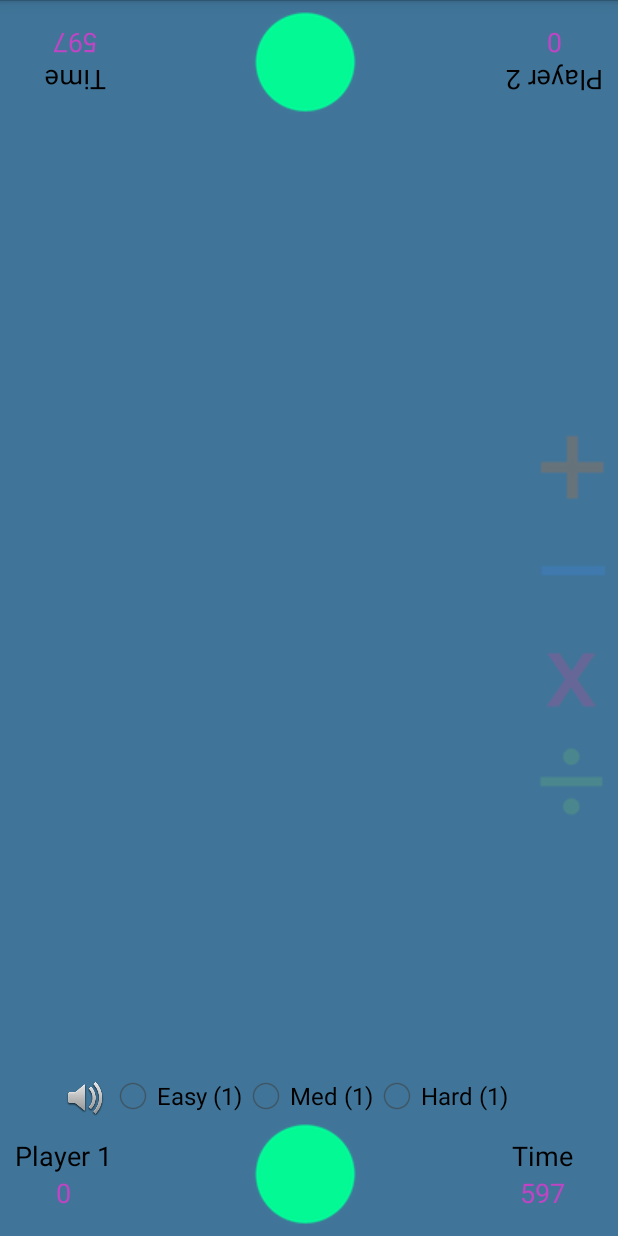
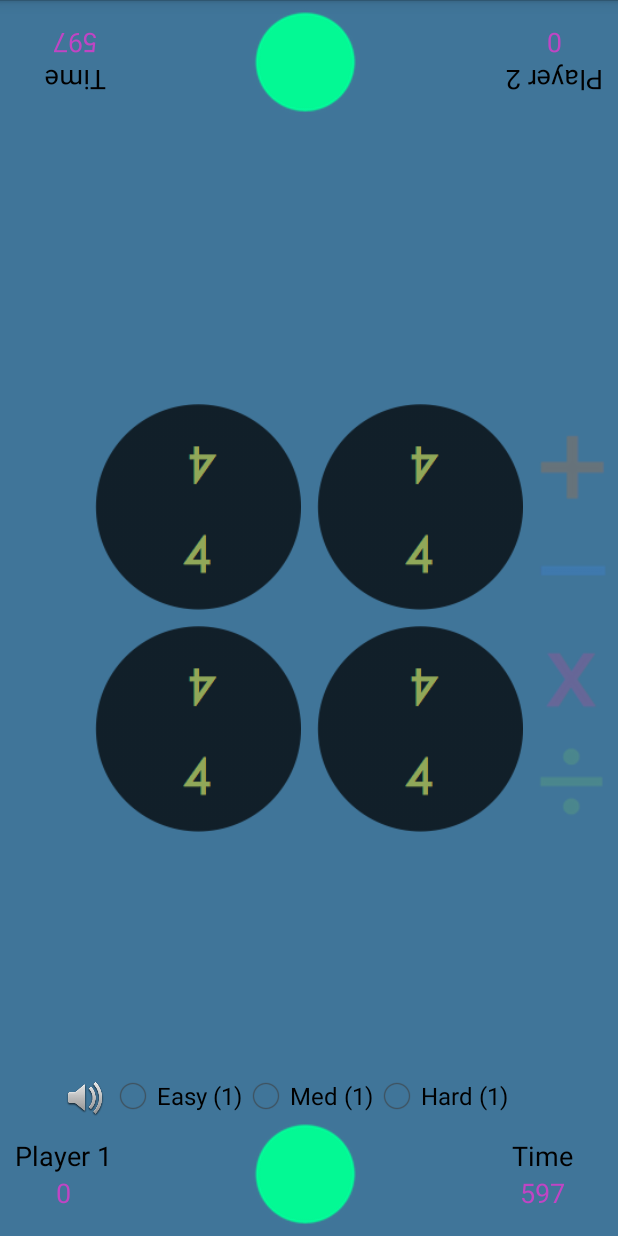
Before and after one commit to tonytamsf/android-Math-Get-To-24, an Android app: the screen it shows after launch (Math24), on a phone screen of 412 x 824 dp. Run offline under Robolectric (Android 15) with nearby library versions, the phone set to English and light mode, and no system bars.

Commit message:
Fix layout for buttons

```diff
--- a/app/src/main/res/layout/activity_math24.xml
+++ b/app/src/main/res/layout/activity_math24.xml
@@ -45,8 +45,7 @@
                 android:layout_centerInParent="true"
                 android:layout_marginTop="5dp"
                 android:layout_margin="5dp"
-                android:id="@+id/numberLayout"
-                android:layout_toLeftOf="@+id/numberLayout">
+                android:id="@+id/numberLayout">
 
                 <Button
                     android:layout_width="wrap_content"
```
